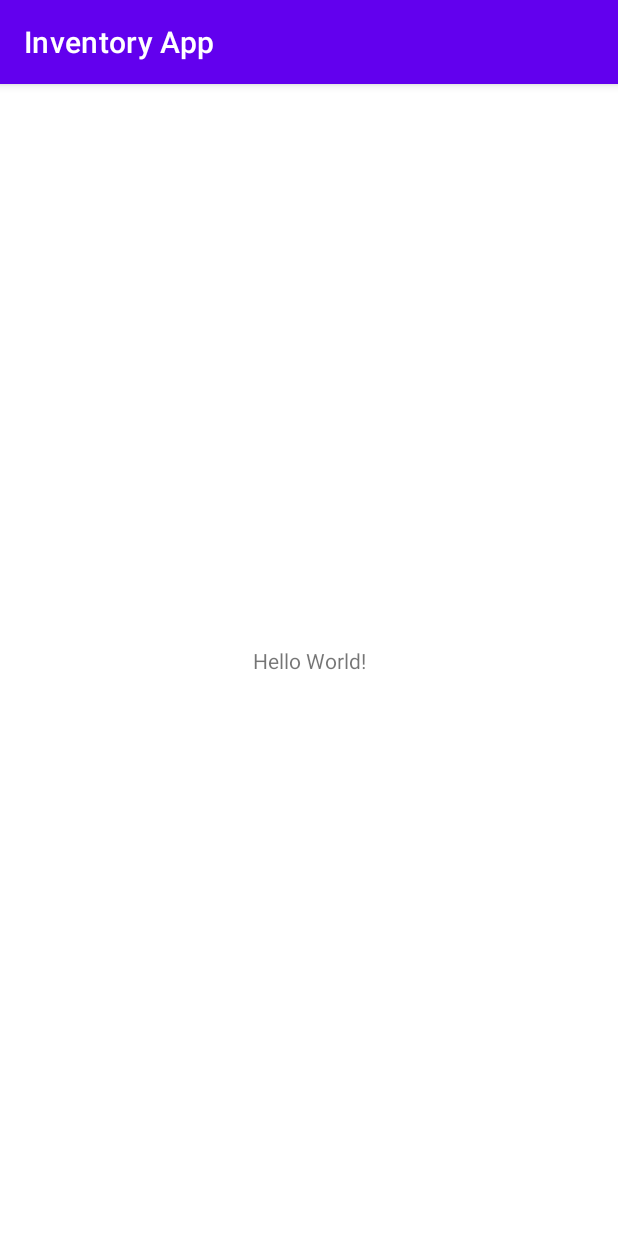
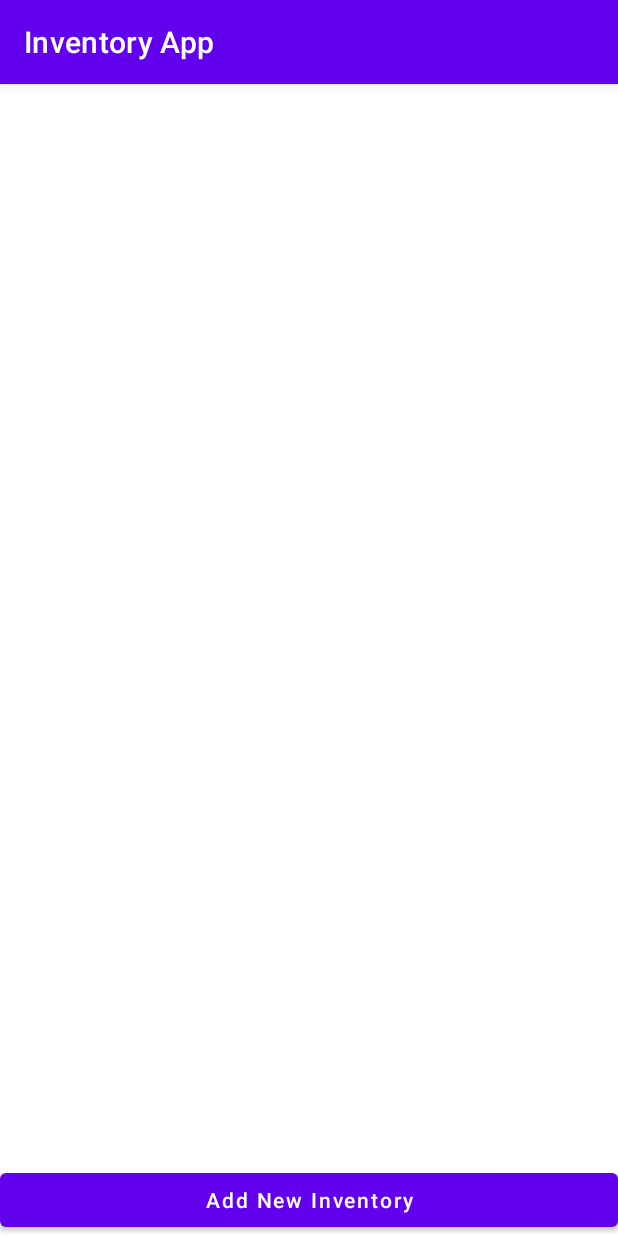
Before and after one commit to mervinkogei/Inventory_App, an Android app: the screen it shows after launch (MainActivity), on a phone screen of 412 x 824 dp. Run offline under Robolectric (Android 15) with nearby library versions, the phone set to English and light mode, and no system bars.

Commit message:
Add Inventory display, Adapter, RecyclerView

```diff
--- a/app/build.gradle
+++ b/app/build.gradle
@@ -35,7 +35,7 @@ dependencies {
     implementation 'androidx.constraintlayout:constraintlayout:2.0.4'
     implementation 'androidx.room:room-runtime:2.3.0-alpha04'
     implementation 'androidx.room:room-compiler:2.3.0-alpha04'
-    implementation 'androidx.recyclerview:recyclerview:1.2.0-alpha05'
+    implementation 'androidx.recyclerview:recyclerview:1.2.0-rc01'
     testImplementation 'junit:junit:4.+'
     androidTestImplementation 'androidx.test.ext:junit:1.1.2'
     androidTestImplementation 'androidx.test.espresso:espresso-core:3.3.0'
--- a/app/src/main/AndroidManifest.xml
+++ b/app/src/main/AndroidManifest.xml
@@ -9,6 +9,7 @@
         android:roundIcon="@mipmap/ic_launcher_round"
         android:supportsRtl="true"
         android:theme="@style/Theme.InventoryApp">
+        <activity android:name=".Inventory_Screen"></activity>
         <activity android:name=".MainActivity">
             <intent-filter>
                 <action android:name="android.intent.action.MAIN" />
--- a/app/src/main/java/com/custom/inventoryapp/MainActivity.java
+++ b/app/src/main/java/com/custom/inventoryapp/MainActivity.java
@@ -1,8 +1,20 @@
 package com.custom.inventoryapp;
 
+import androidx.annotation.Nullable;
 import androidx.appcompat.app.AppCompatActivity;
+import androidx.recyclerview.widget.DividerItemDecoration;
+import androidx.recyclerview.widget.LinearLayoutManager;
+import androidx.recyclerview.widget.RecyclerView;
 
+import android.content.Intent;
 import android.os.Bundle;
+import android.view.View;
+import android.widget.Button;
+
+import com.custom.inventoryapp.database.AppDatabase;
+import com.custom.inventoryapp.database.Inventory;
+
+import java.util.List;
 
 public class MainActivity extends AppCompatActivity {
 
@@ -10,5 +22,40 @@ public class MainActivity extends AppCompatActivity {
     protected void onCreate(Bundle savedInstanceState) {
         super.onCreate(savedInstanceState);
         setContentView(R.layout.activity_main);
+
+        Button btn_inventory = findViewById(R.id.btn_inventory);
+
+        btn_inventory.setOnClickListener(new View.OnClickListener() {
+            @Override
+            public void onClick(View v) {
+                startActivityForResult(new Intent(MainActivity.this, Inventory_Screen.class), 100);
+            }
+        });
+
+        initRecyclerView();
+    }
+
+    private void initRecyclerView(){
+        RecyclerView recyclerView = findViewById(R.id.recycler_view);
+        recyclerView.setLayoutManager(new LinearLayoutManager(this));
+
+        DividerItemDecoration dividerItemDecoration = new DividerItemDecoration(this,DividerItemDecoration.VERTICAL);
+        recyclerView.addItemDecoration(dividerItemDecoration);
+
+
+    }
+
+    private void loadProductList(){
+        AppDatabase db = AppDatabase.getINSTANCE(this.getApplicationContext());
+        List<Inventory> inventoryList = db.inventoryDao().getAllProducts();
+    }
+
+    @Override
+    protected void onActivityResult(
+            int requestCode, int resultCode, @Nullable Intent data) {
+        if(resultCode ==100){
+            loadProductList();
+        }
+        super.onActivityResult(requestCode, resultCode, data);
     }
 }
--- a/app/src/main/res/layout/activity_main.xml
+++ b/app/src/main/res/layout/activity_main.xml
@@ -6,13 +6,22 @@
     android:layout_height="match_parent"
     tools:context=".MainActivity">
 
-    <TextView
-        android:layout_width="wrap_content"
+
+    <androidx.recyclerview.widget.RecyclerView
+        android:id="@+id/recycler_view"
+        android:layout_width="match_parent"
         android:layout_height="wrap_content"
-        android:text="Hello World!"
+        app:layout_constraintTop_toTopOf="parent"
+        app:layout_constraintStart_toStartOf="parent"/>
+
+    <Button
+        android:id="@+id/btn_inventory"
+        android:layout_width="match_parent"
+        android:layout_height="wrap_content"
         app:layout_constraintBottom_toBottomOf="parent"
-        app:layout_constraintLeft_toLeftOf="parent"
-        app:layout_constraintRight_toRightOf="parent"
-        app:layout_constraintTop_toTopOf="parent" />
+        android:text="Add New Inventory"
+        android:textAllCaps="false"
+        app:layout_constraintEnd_toEndOf="parent"
+        app:layout_constraintStart_toStartOf="parent"/>
 
 </androidx.constraintlayout.widget.ConstraintLayout>
```
Also changed, not shown: app/src/main/java/com/custom/inventoryapp/Adapter/InventoryListAdapter.java (added, +24 -0 lines), app/src/main/java/com/custom/inventoryapp/Inventory_Screen.java (added, +46 -0 lines), app/src/main/java/com/custom/inventoryapp/database/AppDatabase.java (added, +24 -0 lines), app/src/main/java/com/custom/inventoryapp/database/Inventory.java (added, +21 -0 lines), app/src/main/java/com/custom/inventoryapp/database/InventoryDao.java (added, +21 -0 lines), app/src/main/res/layout/activity_inventory__screen.xml (added, +47 -0 lines).
